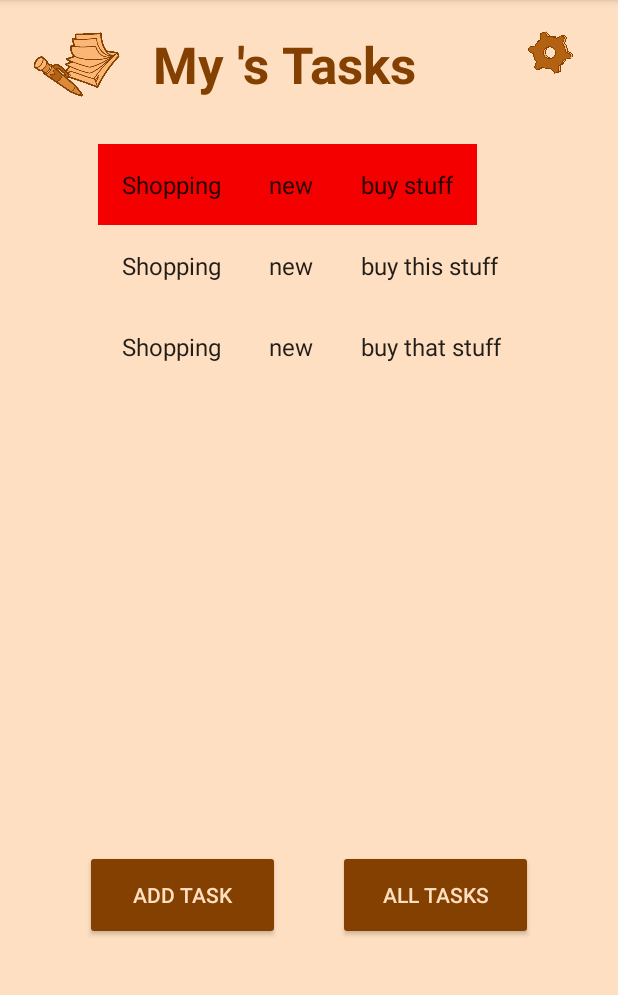
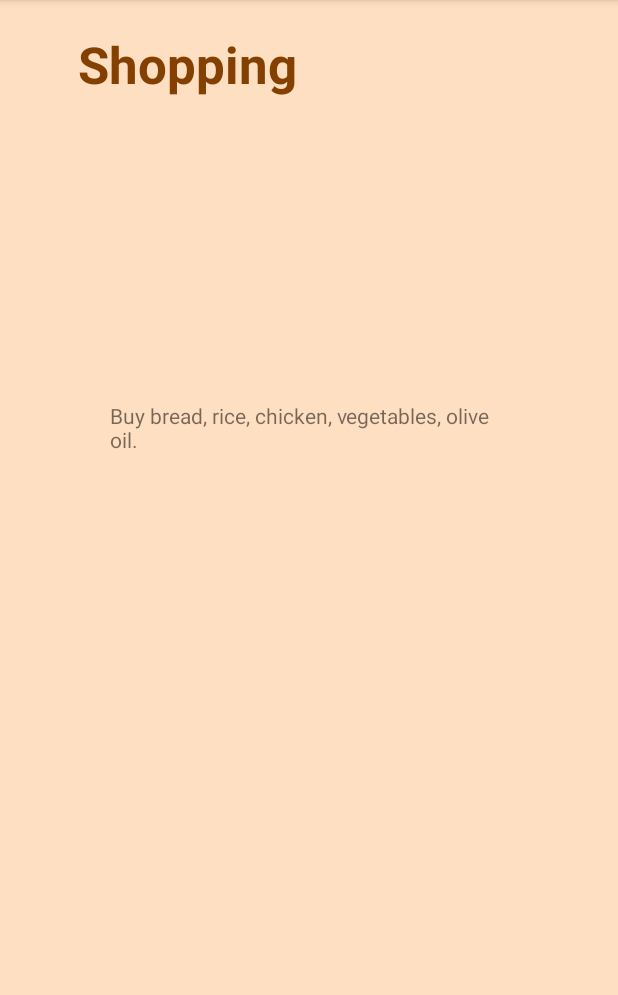
Before and after one commit to lucasjwilber/taskmaster, an Android app: the screen it shows after launch (MainActivity before the commit, TaskDetailsActivity after it), after a tap on "Shopping", on a phone screen of 412 x 824 dp, the part 84-1079 px from its top. Run offline under Robolectric (Android 15) with nearby library versions, the phone set to English and light mode, and no system bars.

Commit message:
added code to send users to task-details activity when a task is clicked, with text updated to reflect the clicked on task

```diff
--- a/app/src/main/java/com/lucasjwilber/taskmaster/MainActivity.java
+++ b/app/src/main/java/com/lucasjwilber/taskmaster/MainActivity.java
@@ -58,9 +58,6 @@ public class MainActivity extends AppCompatActivity {
         TextView title = findViewById(R.id.mainActTitle);
         ImageView settingsImage = findViewById(R.id.settingsgear);
         View background = findViewById(R.id.mainActBG);
-//        Button task1button = findViewById(R.id.task1button);
-//        Button task2button = findViewById(R.id.task2button);
-//        Button task3button = findViewById(R.id.task3button);
         Button addTask = findViewById(R.id.button_addTask);
         Button allTasks = findViewById(R.id.button_allTasks);
         Window window = getWindow();
@@ -78,12 +75,6 @@ public class MainActivity extends AppCompatActivity {
                 title.setTextColor(darkGray);
                 settingsImage.setImageResource(R.drawable.settingsgearcity);
                 background.setBackgroundColor(lightGray);
-//                task1button.setTextColor(darkGreen);
-//                task2button.setTextColor(darkGreen);
-//                task3button.setTextColor(darkGreen);
-//                task1button.setBackgroundTintList(ColorStateList.valueOf(mediumGray));
-//                task2button.setBackgroundTintList(ColorStateList.valueOf(mediumGray));
-//                task3button.setBackgroundTintList(ColorStateList.valueOf(mediumGray));
                 addTask.setTextColor(lightGreen);
                 allTasks.setTextColor(lightGreen);
                 addTask.setBackgroundTintList(ColorStateList.valueOf(darkGray));
@@ -115,21 +106,4 @@ public class MainActivity extends AppCompatActivity {
         startActivity(intent);
     }
 
-    public void goToTaskDetailsActivity(View v) {
-        Intent intent = new Intent(this, TaskDetailsActivity.class);
-
-//        switch (v.getId()) {
-//            case R.id.task1button:
-//                intent.putExtra("taskName", "Shopping");
-//                break;
-//            case R.id.task2button:
-//                intent.putExtra("taskName", "Cleaning");
-//                break;
-//            case R.id.task3button:
-//                intent.putExtra("taskName", "Studying");
-//                break;
-//        }
-        startActivity(intent);
-    }
-
 }
--- a/app/src/main/java/com/lucasjwilber/taskmaster/MyTaskRecyclerViewAdapter.java
+++ b/app/src/main/java/com/lucasjwilber/taskmaster/MyTaskRecyclerViewAdapter.java
@@ -2,6 +2,7 @@ package com.lucasjwilber.taskmaster;
 
 import androidx.recyclerview.widget.RecyclerView;
 
+import android.content.Context;
 import android.content.Intent;
 import android.graphics.Color;
 import android.util.Log;
@@ -44,15 +45,12 @@ public class MyTaskRecyclerViewAdapter extends RecyclerView.Adapter<MyTaskRecycl
         holder.taskStateView.setText(mValues.get(position).getState());
 
         holder.taskView.setOnClickListener(new View.OnClickListener() {
-
             @Override
             public void onClick(View v) {
-                v.setBackgroundColor(Color.rgb(244,0,0));
-                Log.i("click", holder.taskTitleView.getText().toString());
-//                Intent intent = new Intent(this, TaskDetailsActivity.class);
-//                intent.putExtra("taskTitle", holder.taskTitleView.getText().toString());
-//                startActivity(intent);
-
+                Intent intent = new Intent(v.getContext(), TaskDetailsActivity.class);
+                intent.putExtra("taskTitle", holder.taskTitleView.getText().toString());
+                intent.putExtra("taskBody", holder.taskBodyView.getText().toString());
+                v.getContext().startActivity(intent);
                 if (null != mListener) {
                     // Notify the active callbacks interface (the activity, if the
                     // fragment is attached to one) that an item has been selected.
@@ -77,14 +75,9 @@ public class MyTaskRecyclerViewAdapter extends RecyclerView.Adapter<MyTaskRecycl
         public ViewHolder(View view) {
             super(view);
             taskView = view;
-            taskTitleView = (TextView) view.findViewById(R.id.taskTitle);
-            taskBodyView = (TextView) view.findViewById(R.id.taskBody);
-            taskStateView = (TextView) view.findViewById(R.id.taskState);
+            taskTitleView = view.findViewById(R.id.taskTitle);
+            taskBodyView = view.findViewById(R.id.taskBody);
+            taskStateView = view.findViewById(R.id.taskState);
         }
-
-//        @Override
-//        public String toString() {
-//            return super.toString() + " '" + mContentView.getText() + "'";
-//        }
     }
 }
--- a/app/src/main/java/com/lucasjwilber/taskmaster/SettingsActivity.java
+++ b/app/src/main/java/com/lucasjwilber/taskmaster/SettingsActivity.java
@@ -14,7 +14,6 @@ import android.view.Gravity;
 import android.view.View;
 import android.view.Window;
 import android.widget.Button;
-import android.widget.ImageView;
 import android.widget.RadioButton;
 import android.widget.RadioGroup;
 import android.widget.TextView;
--- a/app/src/main/java/com/lucasjwilber/taskmaster/TaskDetailsActivity.java
+++ b/app/src/main/java/com/lucasjwilber/taskmaster/TaskDetailsActivity.java
@@ -12,9 +12,15 @@ public class TaskDetailsActivity extends AppCompatActivity {
     protected void onCreate(Bundle savedInstanceState) {
         super.onCreate(savedInstanceState);
         setContentView(R.layout.activity_task_details);
+    }
+    protected void onResume() {
+        super.onResume();
         Intent intent = getIntent();
-        String taskName = intent.getStringExtra("taskName");
+        String taskTitle = intent.getStringExtra("taskTitle");
+        String taskBody = intent.getStringExtra("taskBody");
         TextView title = findViewById(R.id.taskDetailsTitle);
-        title.setText(taskName);
+        TextView body = findViewById(R.id.taskDetailsBody);
+        title.setText(taskTitle);
+        body.setText(taskBody);
     }
 }
--- a/app/src/main/java/com/lucasjwilber/taskmaster/TaskFragment.java
+++ b/app/src/main/java/com/lucasjwilber/taskmaster/TaskFragment.java
@@ -71,11 +71,27 @@ public class TaskFragment extends Fragment {
                 recyclerView.setLayoutManager(new GridLayoutManager(context, mColumnCount));
             }
 
+            //TODO: make this data come from the db
             List<Task> allTasks = new ArrayList<>();
 
-                allTasks.add(new Task("Shopping", "buy stuff"));
-                allTasks.add(new Task("Shopping", "buy this stuff"));
-                allTasks.add(new Task("Shopping", "buy that stuff"));
+                allTasks.add(new Task("Shopping", "Buy bread, rice, chicken, vegetables, olive oil."));
+                allTasks.add(new Task("Clean", "Take out the trash, vacuum, wash the dishes."));
+                allTasks.add(new Task("Finish the theme", "Add theme updates to the rest of the activities."));
+                allTasks.add(new Task("Shop", "Buy stuff."));
+                allTasks.add(new Task("Shop", "Buy stuff."));
+                allTasks.add(new Task("Shop", "Buy stuff."));
+                allTasks.add(new Task("Shop", "Buy stuff."));
+                allTasks.add(new Task("Shop", "Buy stuff."));
+                allTasks.add(new Task("Shop", "Buy stuff."));
+                allTasks.add(new Task("Shop", "Buy stuff."));
+                allTasks.add(new Task("Shop", "Buy stuff."));
+                allTasks.add(new Task("Shop", "Buy stuff."));
+                allTasks.add(new Task("Shop", "Buy stuff."));
+                allTasks.add(new Task("Shop", "Buy stuff."));
+                allTasks.add(new Task("Shop", "Buy stuff."));
+                allTasks.add(new Task("Shop", "Buy stuff."));
+                allTasks.add(new Task("Shop", "Buy stuff."));
+                allTasks.add(new Task("Shop", "Buy stuff."));
 
             recyclerView.setAdapter(new MyTaskRecyclerViewAdapter(allTasks, mListener));
 
--- a/app/src/main/res/layout/activity_task_details.xml
+++ b/app/src/main/res/layout/activity_task_details.xml
@@ -22,7 +22,7 @@
         tools:text="@string/task_details" />
 
     <TextView
-        android:id="@+id/textView9"
+        android:id="@+id/taskDetailsBody"
         android:layout_width="265dp"
         android:layout_height="234dp"
         android:text="lorem ipsum dolor viva la mexicocacola lorem ipsum dolor viva la mexicocacola lorem ipsum dolor viva la mexicocacola lorem ipsum dolor viva la mexicocacola lorem ipsum dolor viva la mexicocacola lorem ipsum dolor viva la mexicocacola lorem ipsum dolor viva la mexicocacola lorem ipsum dolor viva la mexicocacola lorem ipsum dolor viva la mexicocacola lorem ipsum dolor viva la mexicocacola lorem ipsum dolor viva la mexicocacola lorem ipsum dolor viva la mexicocacola lorem ipsum dolor viva la mexicocacola lorem ipsum dolor viva la mexicocacola lorem ipsum dolor viva la mexicocacola lorem ipsum dolor viva la mexicocacola lorem ipsum dolor viva la mexicocacola lorem ipsum dolor viva la mexicocacola lorem ipsum dolor viva la mexicocacola "
```
